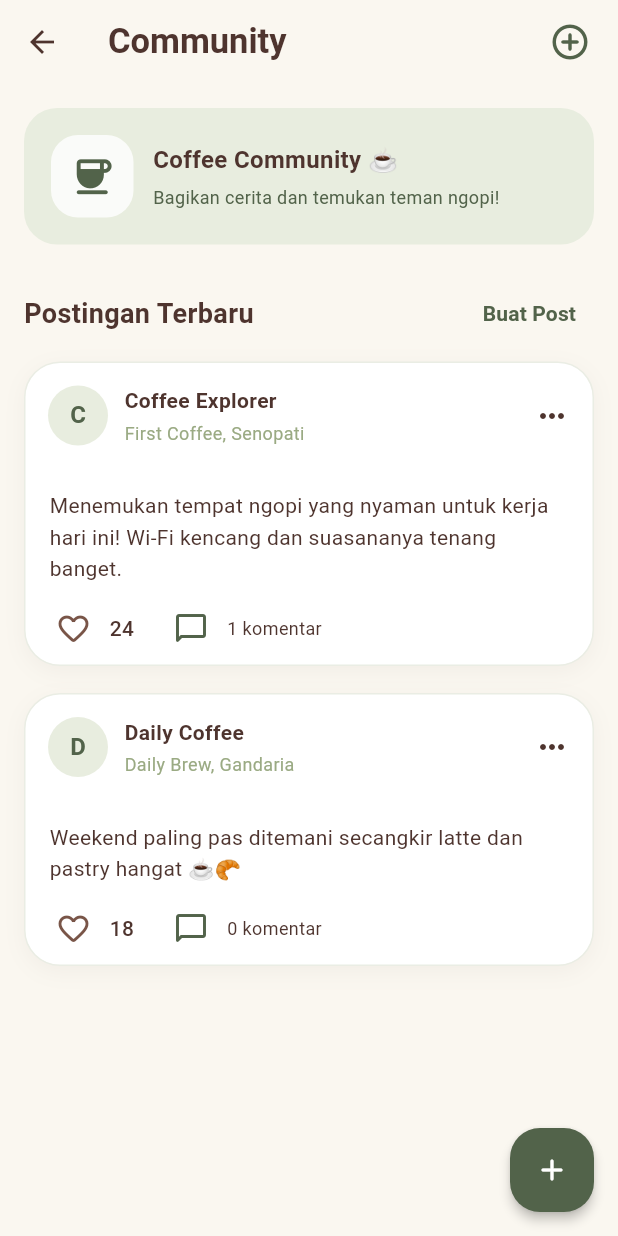
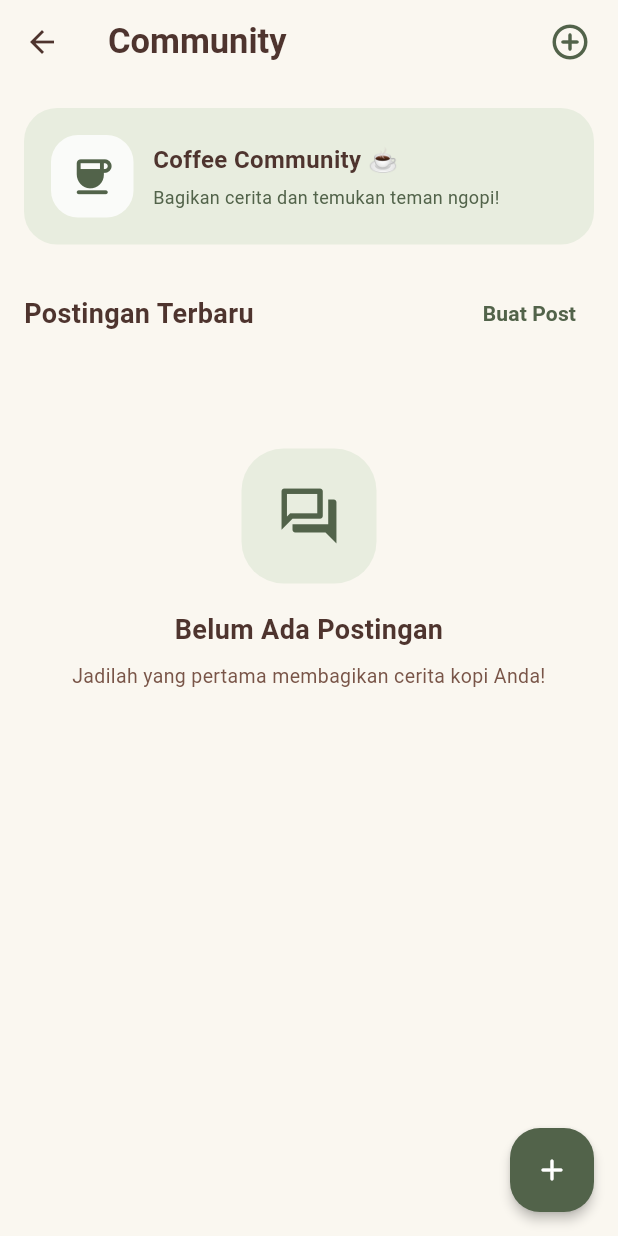
Before and after one commit to shdevvv/kopifinder-flutter, a Flutter app: the CommunityScreen screen opened directly, on a phone screen of 412 x 824 dp. Run offline on Flutter 3.47's test engine with Material 3 defaults, Android fonts, the phone set to English and light mode, and no system bars; our stand-ins replace flutter_map, geolocator, image_picker, latlong2, supabase_flutter; accounts and stored records are empty; network calls fail.

Commit message:
fix: remove all hardcoded dummy strings including Coffee Explorer and Coffee Lover

```diff
--- a/lib/features/community/repositories/community_repository.dart
+++ b/lib/features/community/repositories/community_repository.dart
@@ -56,9 +56,11 @@ class CommunityRepository {
           return data.map((p) {
             final uid = p['user_id']?.toString();
             final profile = uid != null ? profiles[uid] : null;
+            final currentMeta = sb.currentUser?.userMetadata;
+            final myName = (currentMeta?['full_name'] ?? currentMeta?['name'] ?? currentMeta?['username'])?.toString();
             final author = profile?['full_name']?.toString() ??
                 profile?['username']?.toString() ??
-                (uid == sb.currentUser?.id ? 'Stephanie' : 'Coffee Explorer');
+                (uid == sb.currentUser?.id ? (myName ?? 'User') : 'Pengguna KopiFinder');
 
             return CommunityPost(
               id: p['id']?.toString(),
@@ -109,7 +111,8 @@ class CommunityRepository {
 
         String authorName = currentUser.userMetadata?['full_name']?.toString() ??
             currentUser.userMetadata?['name']?.toString() ??
-            'Stephanie';
+            currentUser.userMetadata?['username']?.toString() ??
+            'User';
         try {
           final u = await sb.client!.from('users').select('full_name,username').eq('id', currentUser.id).maybeSingle();
           if (u != null && u['full_name'] != null && u['full_name'].toString().isNotEmpty) {
@@ -144,9 +147,10 @@ class CommunityRepository {
       }
     } catch (_) {}
 
+    final meta = currentUser?.userMetadata;
     return CommunityPost(
       id: DateTime.now().millisecondsSinceEpoch.toString(),
-      name: 'Stephanie',
+      name: (meta?['full_name'] ?? meta?['name'] ?? meta?['username'] ?? 'User').toString(),
       location: 'Jakarta',
       caption: caption,
       createdAt: DateTime.now(),
@@ -216,7 +220,8 @@ class CommunityRepository {
 
         String authorName = currentUser.userMetadata?['full_name']?.toString() ??
             currentUser.userMetadata?['name']?.toString() ??
-            'Stephanie';
+            currentUser.userMetadata?['username']?.toString() ??
+            'User';
         try {
           final u = await sb.client!.from('users').select('full_name,username').eq('id', currentUser.id).maybeSingle();
           if (u != null && u['full_name'] != null && u['full_name'].toString().isNotEmpty) {
@@ -244,10 +249,11 @@ class CommunityRepository {
     if (response is Map<String, dynamic>) {
       return CommunityComment.fromJson(response);
     }
+    final meta = currentUser?.userMetadata;
     return CommunityComment(
       id: DateTime.now().millisecondsSinceEpoch.toString(),
       postId: postId,
-      name: 'Stephanie',
+      name: (meta?['full_name'] ?? meta?['name'] ?? meta?['username'] ?? 'User').toString(),
       text: text,
       createdAt: DateTime.now(),
     );
@@ -266,37 +272,6 @@ class CommunityRepository {
   }
 
   List<CommunityPost> _defaultPosts() {
-    return [
-      CommunityPost(
-        id: 'post-1',
-        name: 'Coffee Explorer',
-        location: 'First Coffee, Senopati',
-        caption: 'Menemukan tempat ngopi yang nyaman untuk kerja hari ini! Wi-Fi kencang dan suasananya tenang banget.',
-        likes: 24,
-        comments: [
-          CommunityComment(
-            id: 'c-1',
-            postId: 'post-1',
-            name: 'Stephanie',
-            text: 'Tempatnya di mana persisnya?',
-            likes: 2,
-            replies: [
-              CommunityReply(
-                id: 'r-1',
-                name: 'Coffee Explorer',
-                text: 'Di Jl. Senopati No. 41, dekat lapangan sepak bola!',
-              ),
-            ],
-          ),
-        ],
-      ),
-      CommunityPost(
-        id: 'post-2',
-        name: 'Daily Coffee',
-        location: 'Daily Brew, Gandaria',
-        caption: 'Weekend paling pas ditemani secangkir latte dan pastry hangat ☕🥐',
-        likes: 18,
-      ),
-    ];
+    return [];
   }
 }
--- a/lib/features/community/screens/community_screen.dart
+++ b/lib/features/community/screens/community_screen.dart
@@ -2,6 +2,7 @@ import 'dart:io';
 
 import 'package:flutter/material.dart';
 import 'package:image_picker/image_picker.dart';
+import '../../../core/services/supabase_service.dart';
 import '../../../core/widgets/state_widgets.dart';
 import '../models/community_models.dart';
 import '../repositories/community_repository.dart';
@@ -484,8 +485,11 @@ class _CreatePostSheetState extends State<CreatePostSheet> {
       return;
     }
 
+    final meta = SupabaseService.instance.currentUser?.userMetadata;
+    final myName = (meta?['full_name'] ?? meta?['name'] ?? meta?['username'] ?? 'User').toString();
+
     final post = CommunityPost(
-      name: 'Stephanie',
+      name: myName,
       location: 'Jakarta',
       caption: caption,
       image: selectedImage,
--- a/pubspec.yaml
+++ b/pubspec.yaml
@@ -27,7 +27,6 @@ dev_dependencies:
   flutter_lints: ^4.0.0
   flutter_launcher_icons: ^0.14.4
 
-
 flutter:
   uses-material-design: true
   assets:
```
Also changed, not shown: lib/features/community/models/community_models.dart (+12 -6 lines), lib/features/profile/models/user_profile.dart (+7 -3 lines), lib/features/profile/screens/profile_screen.dart (+9 -2 lines).
